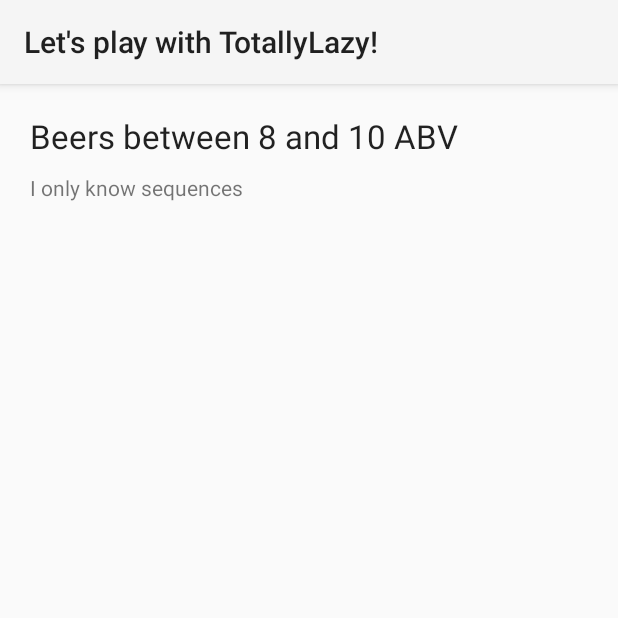
After one commit to blomqvie/training-totally-lazy, an Android app: the fragment LazyInfoViewFragment shown on its own in the app's theme, on a phone screen of 412 x 824 dp, the top half of it. The commit adds this screen. Run offline under Robolectric (Android 15) with nearby library versions, the phone set to English and light mode, and no system bars; libraries missing offline, so code that uses them is left out: com.googlecode.totallylazy; 1 statement that could not run was skipped.

Commit message:
Add info view layout

```diff
--- /dev/null
+++ b/app/src/main/java/fi/reaktor/training/totallylazy/LazyInfoViewFragment.java
@@ -0,0 +1,43 @@
+package fi.reaktor.training.totallylazy;
+
+import android.app.Fragment;
+import android.os.Bundle;
+import android.support.annotation.Nullable;
+import android.view.LayoutInflater;
+import android.view.View;
+import android.view.ViewGroup;
+import android.widget.TextView;
+
+import fi.reaktor.training.totallylazy.data.Exercise;
+import fi.reaktor.training.totallylazy.data.Exercises;
+import training.reaktor.fi.totallylazyapplication.R;
+
+public class LazyInfoViewFragment extends Fragment {
+
+    private static final String SECTION_NUMBER = "SECTION_NUMBER";
+
+    public static Fragment newInstance(int sectionNumber) {
+        LazyInfoViewFragment f = new LazyInfoViewFragment();
+        Bundle args = new Bundle();
+        args.putInt(SECTION_NUMBER, sectionNumber);
+        f.setArguments(args);
+        return f;
+    }
+
+    @Nullable
+    @Override
+    public View onCreateView(LayoutInflater inflater, ViewGroup container, Bundle savedInstanceState) {
+        return inflater.inflate(R.layout.info_view, container, false);
+    }
+
+    @Override
+    public void onViewCreated(View view, Bundle savedInstanceState) {
+        TextView label = (TextView) view.findViewById(R.id.info_label);
+        TextView text = (TextView) view.findViewById(R.id.info_text);
+
+        int sectionNumber = getArguments().getInt(SECTION_NUMBER);
+        Exercise e = Exercises.getExerciseBySection(sectionNumber);
+        label.setText(e.getLabel());
+        text.setText(e.getString());
+    }
+}
--- a/app/src/main/java/fi/reaktor/training/totallylazy/data/Exercise.java
+++ b/app/src/main/java/fi/reaktor/training/totallylazy/data/Exercise.java
@@ -10,5 +10,6 @@ public abstract class Exercise {
         return Beers.listAll();
     }
     public abstract Sequence<Beer> getBeers();
+    public abstract String getString();
     public abstract String getLabel();
 }
--- a/app/src/main/java/fi/reaktor/training/totallylazy/data/Exercise1.java
+++ b/app/src/main/java/fi/reaktor/training/totallylazy/data/Exercise1.java
@@ -18,4 +18,9 @@ public class Exercise1 extends Exercise {
     public String getLabel() {
         return "Beers between 8 and 10 ABV";
     }
+
+    @Override
+    public String getString() {
+        return "I only know sequences"; // nop
+    }
 }
--- a/app/src/main/java/fi/reaktor/training/totallylazy/data/Exercises.java
+++ b/app/src/main/java/fi/reaktor/training/totallylazy/data/Exercises.java
@@ -10,10 +10,6 @@ public class Exercises {
                 return new Exercise1();
             case 2:
                 return new Exercise1();
-            case 3:
-                return new Exercise1();
-            case 4:
-                return new Exercise1();
             default:
                 return new Exercise1();
         }
--- /dev/null
+++ b/app/src/main/res/layout/info_view.xml
@@ -0,0 +1,21 @@
+<?xml version="1.0" encoding="utf-8"?>
+<RelativeLayout xmlns:android="http://schemas.android.com/apk/res/android"
+    android:layout_width="match_parent"
+    android:layout_height="match_parent"
+    android:padding="20dp">
+
+    <TextView
+        android:id="@+id/info_label"
+        android:layout_width="wrap_content"
+        android:layout_height="wrap_content"
+        android:text="Info Label!"
+        style="@android:style/TextAppearance.DeviceDefault.Large"/>
+
+    <TextView
+        android:id="@+id/info_text"
+        android:layout_width="wrap_content"
+        android:layout_height="wrap_content"
+        android:layout_below="@id/info_label"
+        android:layout_marginTop="10dp"
+        android:text="Info Text!"/>
+</RelativeLayout>
```
Also changed, not shown: app/src/main/java/fi/reaktor/training/totallylazy/MainActivity.java (+6 -6 lines).
